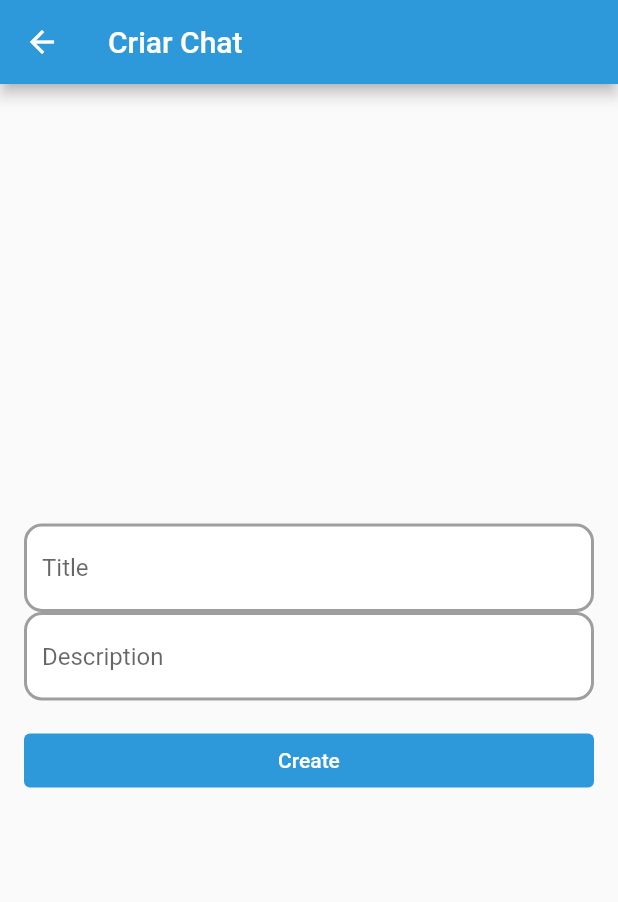
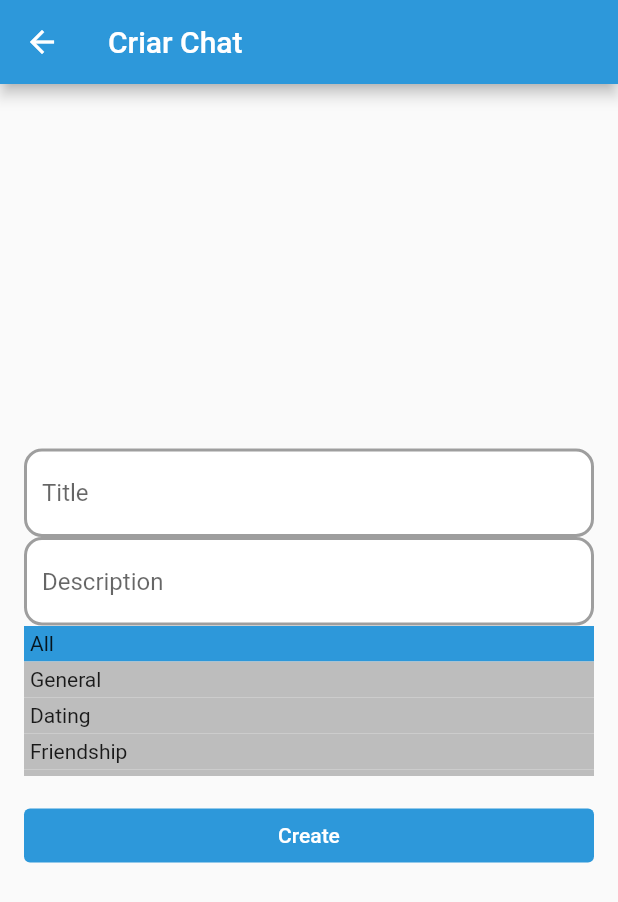
Before and after one commit to andrejvnior/chappy, a Flutter app: the ChatCreatePage screen opened directly, on a phone screen of 412 x 824 dp. Shown: the top 902 px of the screen. Run offline on Flutter 3.47's test engine with Material 2 defaults, Android fonts, the phone set to English and light mode, and no system bars; our stand-ins replace cloud_firestore, firebase_auth, firebase_core, flutter_mobx, mobx; accounts and stored records are empty; generated files the repository leaves out were written again.

Commit message:
chat categories

```diff
--- /dev/null
+++ b/lib/modules/chat/models/category.dart
@@ -0,0 +1,29 @@
+class Category {
+  final String title;
+  final int id;
+  final Categories category;
+
+  const Category(this.title, this.id, this.category);
+}
+
+const categoryList = [
+  Category('All', 0, Categories.general),
+  Category('General', 1, Categories.general),
+  Category('Dating', 2, Categories.dating),
+  Category('Friendship', 3, Categories.friendship),
+  Category('Politics', 4, Categories.politics),
+  Category('Sports', 5, Categories.sports),
+  Category('Games', 6, Categories.games),
+  Category('Location', 7, Categories.location),
+];
+
+enum Categories {
+  all,
+  general,
+  dating,
+  friendship,
+  politics,
+  sports,
+  games,
+  location,
+}
--- a/lib/modules/chat/models/chat.dart
+++ b/lib/modules/chat/models/chat.dart
@@ -3,10 +3,12 @@ import 'package:projects/models/firebase_model.dart';
 class Chat extends FirebaseModel {
   final String title;
   final String description;
+  final int category;
 
   Chat({
     this.title = '',
     this.description = '',
+    this.category = 0,
     String uuid = '',
     DateTime? createdAt,
     DateTime? updatedAt,
@@ -17,6 +19,7 @@ class Chat extends FirebaseModel {
   Chat.fromMap(Map<String, dynamic> map)
       : title = map['title'] as String,
         description = map['description'] as String,
+        category = map['category'] as int,
         super.fromMap(map);
 
   @override
@@ -25,6 +28,7 @@ class Chat extends FirebaseModel {
       'uuid': uuid,
       'title': title,
       'description': description,
+      'category': category,
       'createdAt': createdAt,
       'updatedAt': updatedAt,
       'appVersion': appVersion,
--- a/lib/modules/chat/page/create/chat_create_page.dart
+++ b/lib/modules/chat/page/create/chat_create_page.dart
@@ -1,13 +1,16 @@
 import 'package:flutter/material.dart';
 import 'package:flutter_mobx/flutter_mobx.dart';
+import 'package:projects/modules/chat/models/category.dart';
 import 'package:projects/modules/chat/page/create/chat_create_controller.dart';
 import 'package:projects/modules/chat/page/read/chat_page.dart';
 import 'package:projects/modules/profile/models/profile.dart';
+import 'package:projects/themes/chappy_colors.dart';
 import 'package:projects/widgets/chappy_button.dart';
 import 'package:projects/widgets/chappy_text_input.dart';
 
 class ChatCreatePage extends StatefulWidget {
   final Profile? profile;
+
   const ChatCreatePage({Key? key, this.profile}) : super(key: key);
 
   @override
@@ -15,7 +18,7 @@ class ChatCreatePage extends StatefulWidget {
 }
 
 class _ChatCreatePageState extends State<ChatCreatePage> {
-  final _controller = ChatCreateController();
+  final controller = ChatCreateController();
 
   @override
   Widget build(BuildContext context) {
@@ -25,7 +28,7 @@ class _ChatCreatePageState extends State<ChatCreatePage> {
       ),
       body: Observer(
         builder: (_) {
-          if (_controller.isLoading) {
+          if (controller.isLoading) {
             return const Center(
               child: CircularProgressIndicator(),
             );
@@ -37,39 +40,63 @@ class _ChatCreatePageState extends State<ChatCreatePage> {
               children: [
                 ChappyTextInput(
                   hintText: 'Title',
-                  onChanged: _controller.setTitle,
+                  onChanged: controller.setTitle,
                 ),
                 ChappyTextInput(
                   hintText: 'Description',
-                  onChanged: _controller.setDescription,
+                  onChanged: controller.setDescription,
+                ),
+                SizedBox(
+                  height: 100,
+                  child: ListView.builder(
+                    itemCount: categoryList.length,
+                    itemBuilder: (BuildContext context, int index) {
+                      return Observer(
+                        builder: (_)=>GestureDetector(
+                          onTap: () =>
+                              controller.setCategory(categoryList[index].id),
+                          child: Container(
+                            padding: const EdgeInsets.all(4),
+                            decoration: BoxDecoration(
+                              color:
+                              categoryList[index].id == controller.category
+                                  ? ChappyColors.primaryColor
+                                  : Colors.grey.shade400,
+                            ),
+                            child: Text(categoryList[index].title),
+                          ),
+                        ),
+                      );
+                    },
+                  ),
                 ),
                 const SizedBox(height: 16),
                 ChappyButton(
                   onPressed: () async {
-                    if (_controller.isValid) {
-                      _controller.createChat().then((isChatCreated) {
+                    if (controller.isValid) {
+                      controller.createChat().then((isChatCreated) {
                         if (isChatCreated) {
                           Navigator.push(
                               context,
                               MaterialPageRoute(
                                   builder: (context) => ChatPage(
-                                    chat: _controller.chat,
-                                    profile: widget.profile,
-                                  )));
+                                        chat: controller.chat,
+                                        profile: widget.profile,
+                                      )));
                         }
                       });
                     } else {
-                      _controller.setErrorMessage();
+                      controller.setErrorMessage();
                     }
                   },
                   title: 'Create',
                 ),
                 Observer(
                   builder: (_) {
-                    if (_controller.errorMessage.isEmpty) return Container();
+                    if (controller.errorMessage.isEmpty) return Container();
 
                     return Text(
-                      _controller.errorMessage,
+                      controller.errorMessage,
                       style: const TextStyle(
                         color: Colors.red,
                       ),
```
Also changed, not shown: lib/modules/chat/page/create/chat_create_controller.dart (+10 -1 lines), lib/modules/chat/page/read/chat_page.dart (+6 -2 lines), lib/modules/home/pages/home_controller.dart (+13 -2 lines), lib/modules/home/pages/home_page.dart (+47 -58 lines), lib/modules/home/pages/widgets/chat_item.dart (added, +71 -0 lines), lib/widgets/chappy_title.dart (added, +12 -0 lines), lib/modules/chat/page/create/chat_create_controller.g.dart, lib/modules/chat/page/create/components/category_page.dart (added), lib/modules/home/pages/home_controller.g.dart.
